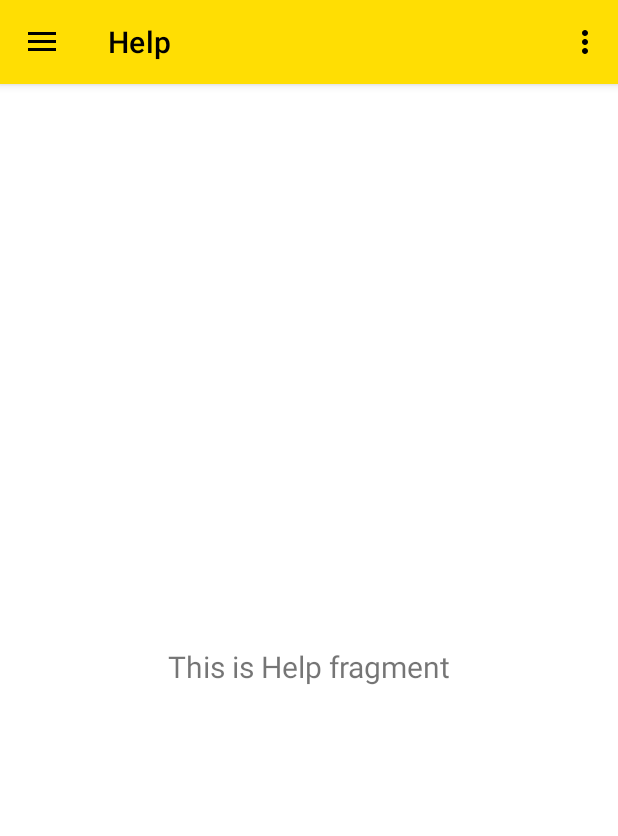
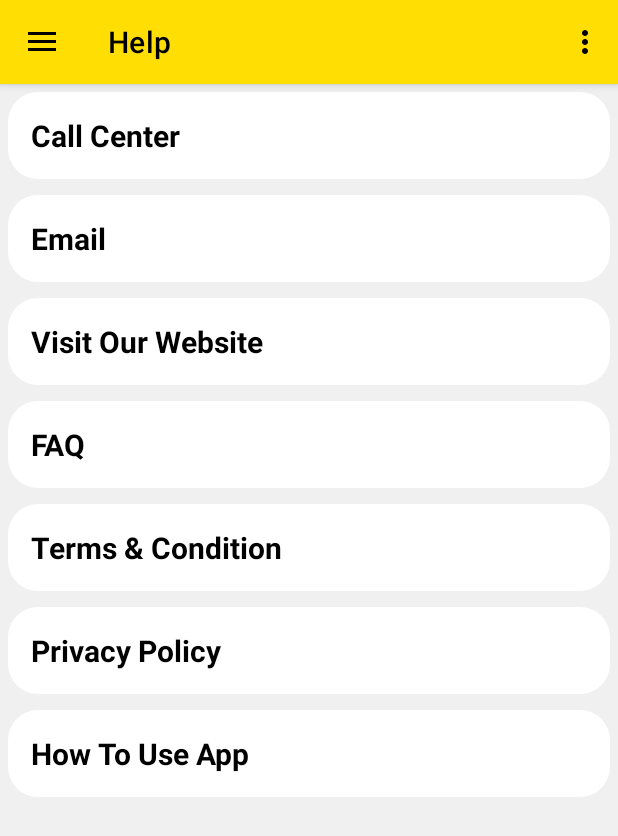
Before and after one commit to ahxagent007/Palki-User, an Android app: the screen it shows after launch (MainActivity), in the side drawer, after a tap on "Help", on a phone screen of 412 x 824 dp. Shown: the top 836 px of the screen. Run offline under Robolectric (Android 15) with nearby library versions, the phone set to English and light mode, and no system bars; our stand-ins replace navigation-ui.

Commit message:
Help page design and MAP API done

```diff
--- a/app/build.gradle
+++ b/app/build.gradle
@@ -1,6 +1,7 @@
 plugins {
     id 'com.android.application'
     id 'com.google.gms.google-services'
+    id 'com.google.android.libraries.mapsplatform.secrets-gradle-plugin'
 }
 
 android {
@@ -53,4 +54,6 @@ dependencies {
     // Declare the dependency for the Firebase Authentication library
     // When using the BoM, you don't specify versions in Firebase library dependencies
     implementation 'com.google.firebase:firebase-auth'
+
+
 }
--- a/app/src/main/AndroidManifest.xml
+++ b/app/src/main/AndroidManifest.xml
@@ -1,6 +1,7 @@
 <?xml version="1.0" encoding="utf-8"?>
 <manifest xmlns:android="http://schemas.android.com/apk/res/android"
     package="com.alphacuetech.xian.palki_drive" >
+
 
     <application
         android:allowBackup="true"
@@ -9,6 +10,9 @@
         android:roundIcon="@mipmap/ic_launcher_round"
         android:supportsRtl="true"
         android:theme="@style/Theme.PalkiDrive" >
+        <meta-data
+            android:name="com.google.android.geo.API_KEY"
+            android:value="AIzaSyAqKfPLYrlg7Ui6khIcj-YahJFDFBuTeyE" />
 
         <activity
             android:name=".MainActivity"
--- a/app/src/main/java/com/alphacuetech/xian/palki_drive/ui/help/HelpFragment.java
+++ b/app/src/main/java/com/alphacuetech/xian/palki_drive/ui/help/HelpFragment.java
@@ -24,8 +24,8 @@ private FragmentHelpBinding binding;
     binding = FragmentHelpBinding.inflate(inflater, container, false);
     View root = binding.getRoot();
 
-        final TextView textView = binding.textHelp;
-        homeViewModel.getText().observe(getViewLifecycleOwner(), textView::setText);
+        /*final TextView textView = binding.textHelp;
+        homeViewModel.getText().observe(getViewLifecycleOwner(), textView::setText);*/
         return root;
     }
 
--- a/app/src/main/res/layout/fragment_help.xml
+++ b/app/src/main/res/layout/fragment_help.xml
@@ -1,5 +1,5 @@
 <?xml version="1.0" encoding="utf-8"?>
-<androidx.constraintlayout.widget.ConstraintLayout
+<LinearLayout
     xmlns:android="http://schemas.android.com/apk/res/android"
     xmlns:app="http://schemas.android.com/apk/res-auto"
     xmlns:tools="http://schemas.android.com/tools"
@@ -7,17 +7,85 @@
     android:layout_height="match_parent"
     tools:context=".ui.help.HelpFragment" >
 
-    <TextView
-        android:id="@+id/text_help"
+    <LinearLayout
         android:layout_width="match_parent"
-        android:layout_height="wrap_content"
-        android:layout_marginStart="8dp"
-        android:layout_marginTop="8dp"
-        android:layout_marginEnd="8dp"
-        android:textAlignment="center"
-        android:textSize="20sp"
-        app:layout_constraintEnd_toEndOf="parent"
-        app:layout_constraintStart_toStartOf="parent"
-        app:layout_constraintTop_toTopOf="parent"
-        app:layout_constraintBottom_toBottomOf="parent" />
-</androidx.constraintlayout.widget.ConstraintLayout>
+        android:layout_height="match_parent"
+        android:orientation="vertical"
+        android:background="@color/grey_light_2">
+
+        <TextView
+            android:layout_width="match_parent"
+            android:layout_height="wrap_content"
+            android:text="@string/help_call_center"
+            android:textColor="@color/black"
+            android:textStyle="bold"
+            android:textSize="20dp"
+            android:background="@drawable/shape_round"
+            android:layout_margin="5dp"
+            android:padding="15dp"/>
+
+        <TextView
+            android:layout_width="match_parent"
+            android:layout_height="wrap_content"
+            android:text="@string/help_email"
+            android:textColor="@color/black"
+            android:textStyle="bold"
+            android:textSize="20dp"
+            android:background="@drawable/shape_round"
+            android:layout_margin="5dp"
+            android:padding="15dp"/>
+        <TextView
+            android:layout_width="match_parent"
+            android:layout_height="wrap_content"
+            android:text="@string/help_visitus"
+            android:textColor="@color/black"
+            android:textStyle="bold"
+            android:textSize="20dp"
+            android:background="@drawable/shape_round"
+            android:layout_margin="5dp"
+            android:padding="15dp"/>
+        <TextView
+            android:layout_width="match_parent"
+            android:layout_height="wrap_content"
+            android:text="@string/help_faq"
+            android:textColor="@color/black"
+            android:textStyle="bold"
+            android:textSize="20dp"
+            android:background="@drawable/shape_round"
+            android:layout_margin="5dp"
+            android:padding="15dp"/>
+        <TextView
+            android:layout_width="match_parent"
+            android:layout_height="wrap_content"
+            android:text="@string/help_terms"
+            android:textColor="@color/black"
+            android:textStyle="bold"
+            android:textSize="20dp"
+            android:background="@drawable/shape_round"
+            android:layout_margin="5dp"
+            android:padding="15dp"/>
+        <TextView
+            android:layout_width="match_parent"
+            android:layout_height="wrap_content"
+            android:text="@string/help_privacy_policy"
+            android:textColor="@color/black"
+            android:textStyle="bold"
+            android:textSize="20dp"
+            android:background="@drawable/shape_round"
+            android:layout_margin="5dp"
+            android:padding="15dp"/>
+        <TextView
+            android:layout_width="match_parent"
+            android:layout_height="wrap_content"
+            android:text="@string/help_howtouse"
+            android:textColor="@color/black"
+            android:textStyle="bold"
+            android:textSize="20dp"
+            android:background="@drawable/shape_round"
+            android:layout_margin="5dp"
+            android:padding="15dp"/>
+
+    </LinearLayout>
+
+
+</LinearLayout>
--- a/app/src/main/res/values/strings.xml
+++ b/app/src/main/res/values/strings.xml
@@ -20,4 +20,14 @@
 
     <string name="dummy_name">Abir Hossain Xian</string>
     <string name="dummy_number">01673398900</string>
+
+    <string name="help_howtouse">How To Use App</string>
+    <string name="help_privacy_policy">Privacy Policy</string>
+    <string name="help_terms">Terms &amp; Condition</string>
+    <string name="help_faq">FAQ</string>
+    <string name="help_visitus">Visit Our Website</string>
+    <string name="help_email">Email</string>
+    <string name="help_call_center">Call Center</string>
+
+
 </resources>
--- a/build.gradle
+++ b/build.gradle
@@ -15,6 +15,8 @@ plugins {
     id 'com.android.application' version '7.1.2' apply false
     id 'com.android.library' version '7.1.2' apply false
 
+    id 'com.google.android.libraries.mapsplatform.secrets-gradle-plugin' version '2.0.1' apply false
+
 }
 
 task clean(type: Delete) {
```
